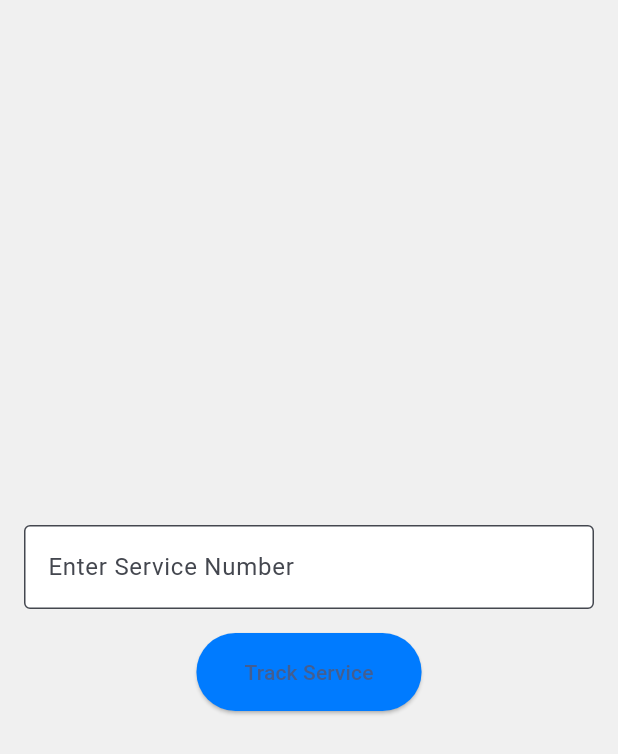
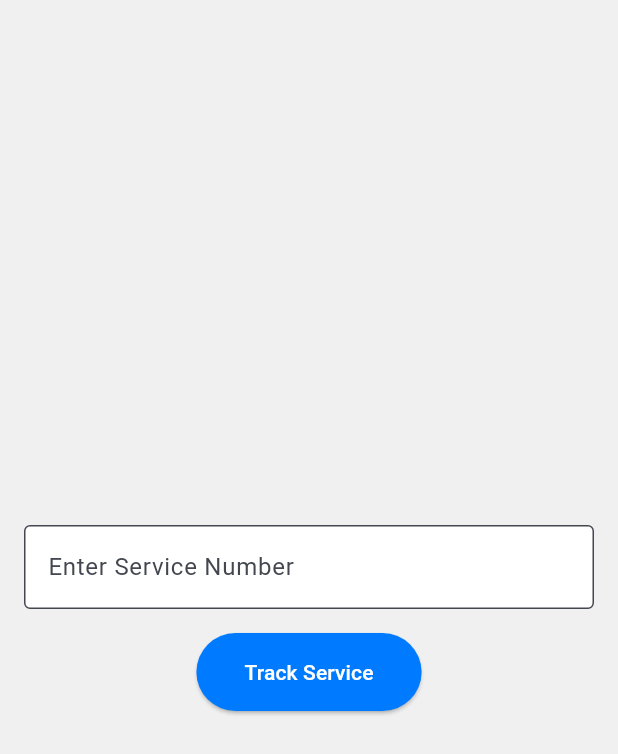
Before and after one commit to tadele1212/tkl_android, a Flutter app: the screen it shows after launch, on a phone screen of 412 x 824 dp. Shown: the top 754 px of the screen. Run offline on Flutter 3.47's test engine with Material 3 defaults, Android fonts, the phone set to English and light mode, and no system bars; our stand-ins replace geolocator, shared_preferences.

Commit message:
All button text changed

```diff
--- a/lib/screens/realtime_tracking_screen.dart
+++ b/lib/screens/realtime_tracking_screen.dart
@@ -220,6 +220,7 @@ class _RealtimeTrackingScreenState extends State<RealtimeTrackingScreen> {
                     vertical: 16,
                   ),
                   minimumSize: const Size(double.infinity, 50),
+                  foregroundColor: Colors.white,
                 ),
                 child: const Text('View All Stops'),
               ),
@@ -235,6 +236,7 @@ class _RealtimeTrackingScreenState extends State<RealtimeTrackingScreen> {
                     vertical: 16,
                   ),
                   minimumSize: const Size(double.infinity, 50),
+                  foregroundColor: Colors.white,
                 ),
                 child: const Text('Stop Tracking'),
               ),
--- a/lib/screens/service_input_screen.dart
+++ b/lib/screens/service_input_screen.dart
@@ -144,6 +144,7 @@ class _ServiceInputScreenState extends State<ServiceInputScreen> {
                             horizontal: 32,
                             vertical: 16,
                           ),
+                          foregroundColor: Colors.white,
                         ),
                         child: const Text('Track Service'),
                       ),
```
